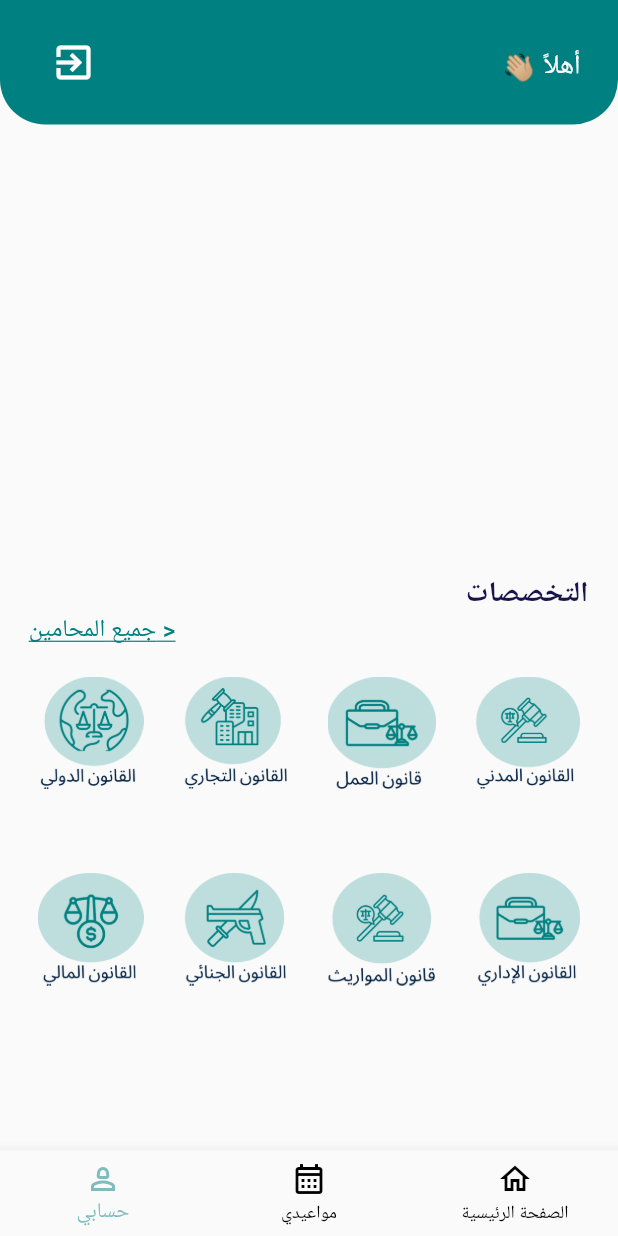
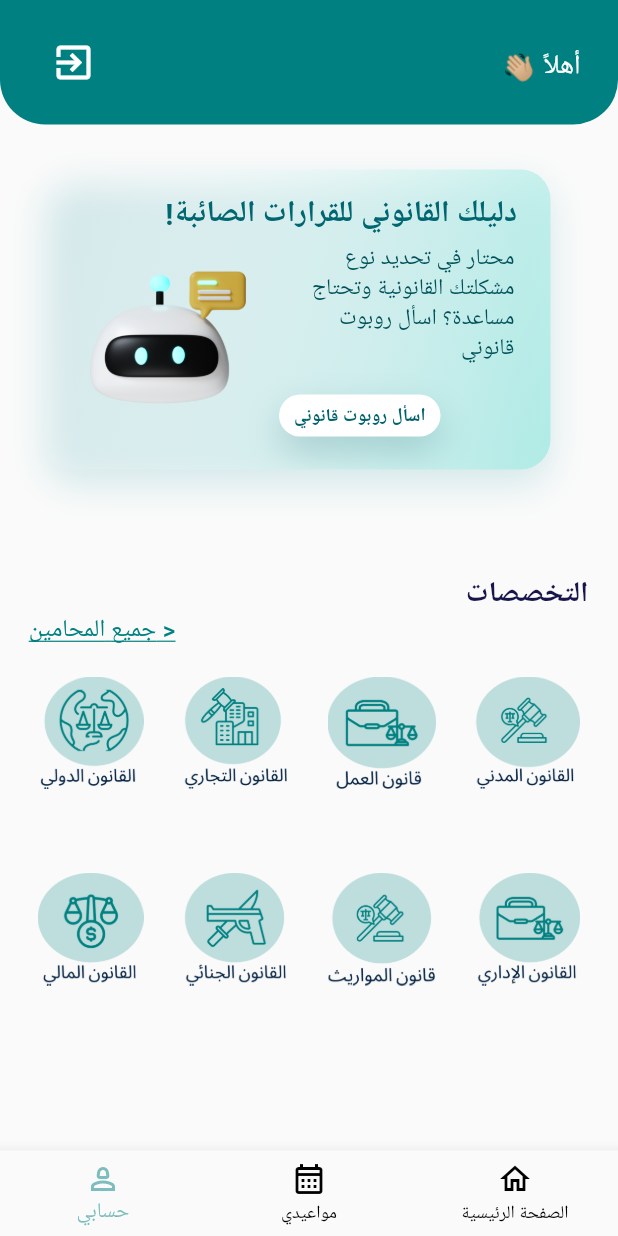
Before and after one commit to lamaali22/Qanuni2, a Flutter app: the screen it shows once a user with an empty profile is signed in, on a phone screen of 412 x 824 dp. Run offline on Flutter 3.47's test engine with Material 2 defaults, Android fonts, the light colour scheme and no system bars; drawn by our look-alikes of oktoast; our stand-ins replace awesome_dialog, bloc, cloud_firestore, email_validator, firebase_auth, firebase_core and 11 more; missing offline and left inert: chat_gpt_sdk, flutter_stripe, rating_summary, zego_uikit_prebuilt_call; accounts and stored records are empty; Roboto replaces fonts that are missing (Cairo).

Commit message:
added chatbot

```diff
--- a/lib/homePage.dart
+++ b/lib/homePage.dart
@@ -4,6 +4,7 @@ import 'package:firebase_auth/firebase_auth.dart';
 import 'package:flutter/material.dart';
 import 'package:qanuni/Notifications.dart';
 import 'package:qanuni/consultationFromClient.dart';
+import 'package:qanuni/lib/chatbot/chatbotMain.dart';
 import 'package:qanuni/presentation/screens/boarding_screen/view.dart';
 import 'package:qanuni/presentation/screens/client_signup_screen/view.dart';
 import 'package:qanuni/presentation/screens/home_screen/view.dart';
@@ -166,6 +167,144 @@ class _LogoutPageState extends State<LogoutPage> {
         ],
       ),
       body: Stack(children: [
+                //
+        Align(
+           alignment: Alignment.topCenter,
+          child: Row(
+            children: [
+              Padding(
+                padding: const EdgeInsets.only(top: 30,left: 30),
+                child: Container(
+                width: 337,
+                height: 200,
+                clipBehavior: Clip.antiAlias,
+                decoration: ShapeDecoration(
+                  gradient: LinearGradient(
+                    begin: Alignment(4, 1,),
+                    end: Alignment(-0.85, -1),
+                    colors: [Color(0xFF33CCBE), Color(0xFF93E6DE), Colors.white.withOpacity(0)],
+                  ),
+                  shape: RoundedRectangleBorder(
+                    borderRadius: BorderRadius.circular(20),
+                  ),
+                  shadows: [
+                    BoxShadow(
+                color: Color(0x26008592),
+                blurRadius: 20,
+                offset: Offset(0, 10),
+                spreadRadius: 0,
+                    )
+                  ],
+                ),
+                child: Stack(
+                  children: [
+                    Positioned(
+                left: 80,
+                top: 16,
+                child: Text(
+                  '!دليلك القانوني للقرارات الصائبة',
+                  style: TextStyle(
+                    color: Color(0xFF006771),
+                    fontSize: 20,
+                    fontFamily: 'Cairo',
+                    fontWeight: FontWeight.w700,
+                    height: 0,
+                  ),
+                ),
+                    ),
+                    Positioned(
+                left: 165,
+                top: 49,
+                child: SizedBox(
+                  width: 148,
+                  child: Text(
+                    'محتار في تحديد نوع مشكلتك القانونية وتحتاج مساعدة؟ اسأل روبوت قانوني ',
+                    textAlign: TextAlign.right,
+                    style: TextStyle(
+                      color: Color(0xFF005159),
+                      fontSize: 15,
+                      fontFamily: 'Cairo',
+                      fontWeight: FontWeight.w500,
+                      height: 0,
+                    ),
+                  ),
+                ),
+                    ),
+                    Positioned(
+                left: 156,
+                top: 150,
+                child: Container(
+                  padding: const EdgeInsets.symmetric(horizontal: 10, vertical: 6),
+                  clipBehavior: Clip.antiAlias,
+                  decoration: ShapeDecoration(
+                    color: Colors.white,
+                    shape: RoundedRectangleBorder(
+                      borderRadius: BorderRadius.circular(15),
+                    ),
+                    shadows: [
+                      BoxShadow(
+                        color: Color(0x33005159),
+                        blurRadius: 20,
+                        offset: Offset(0, 10),
+                        spreadRadius: 0,
+                      )
+                    ],
+                  ),
+                  child: GestureDetector(
+   onTap: () {
+                  Navigator.push(
+                    context,
+                    MaterialPageRoute(
+                      builder: (context) => chatbotMain(),
+                    ),
+                  );
+  },
+  child: Container(
+    child: Row(
+      mainAxisSize: MainAxisSize.min,
+      mainAxisAlignment: MainAxisAlignment.center,
+      crossAxisAlignment: CrossAxisAlignment.center,
+      children: [
+        Text(
+          'اسأل روبوت قانوني',
+          textAlign: TextAlign.center,
+          style: TextStyle(
+            color: Color(0xFF00616B),
+            fontSize: 12,
+            fontFamily: 'Cairo',
+            fontWeight: FontWeight.w800,
+            height: 0,
+          ),
+        ),
+      ],
+    ),
+  ),
+)
+
+                ),
+                    ),
+                    Positioned(
+                left: 17,
+                top: 49,
+                child: Container(
+                  width: 130,
+                  height: 127,
+                  decoration: BoxDecoration(
+                    image: DecorationImage(
+                       image: AssetImage('assets/images/robot.png'),
+                      fit: BoxFit.fill,
+                    ),
+                  ),
+                ),
+                    ),
+                  ],
+                ),
+              ),
+              ),
+            ],
+          ),
+        ),
+        //
         Column(
           children: [
             SizedBox(
--- /dev/null
+++ b/lib/lib/chatbot/constants/themes.dart
@@ -0,0 +1,19 @@
+import 'package:flutter/material.dart';
+
+final lightTheme = ThemeData(
+  colorScheme: ThemeData.light().colorScheme.copyWith(
+        primary: Colors.white,
+        onPrimary: Colors.black,
+        secondary: Colors.teal,
+        onSecondary: Colors.white,
+      ),
+);
+
+final darkTheme = ThemeData.dark().copyWith(
+  colorScheme: ThemeData.dark().colorScheme.copyWith(
+        primary: Colors.white,
+        onPrimary: Colors.black,
+        secondary: Colors.teal,
+        onSecondary: Colors.white,
+      ),
+);
--- /dev/null
+++ b/lib/lib/chatbot/providers/active_theme_provider.dart
@@ -0,0 +1,10 @@
+import 'package:flutter_riverpod/flutter_riverpod.dart';
+
+final activeThemeProvider = StateProvider<Themes>(
+  (ref) => Themes.dark,
+);
+
+enum Themes {
+  dark,
+  light,
+}
--- a/lib/main.dart
+++ b/lib/main.dart
@@ -13,15 +13,18 @@ import 'package:qanuni/presentation/screens/login_screen/view.dart';
 import 'package:qanuni/providers/boarding/cubit/boarding_cubit.dart';
 import 'package:qanuni/providers/client_review/cubit/client_review_cubit.dart';
 import 'package:qanuni/providers/payment/cubit/payment_cubit.dart';
-import 'package:qanuni/utils/constants.dart';
-import 'providers/auth/login/cubit/login_cubit.dart';
+import 'package:qanuni/providers/auth/login/cubit/login_cubit.dart';
+import 'package:flutter_riverpod/flutter_riverpod.dart';
+import 'package:qanuni/utils/constants.dart';  // Import Riverpod
 
 late final FirebaseApp app;
 late final FirebaseAuth auth;
+
 void main() async {
   WidgetsFlutterBinding.ensureInitialized();
   app = await Firebase.initializeApp(
-      options: DefaultFirebaseOptions.currentPlatform);
+    options: DefaultFirebaseOptions.currentPlatform,
+  );
   auth = FirebaseAuth.instanceFor(app: app);
   Stripe.publishableKey = AppConstants.stripKey;
 
@@ -38,46 +41,38 @@ Future<void> _firebaseMessagingBackgroundHandler(RemoteMessage message) async {
 class MyApp extends StatelessWidget {
   const MyApp({super.key});
 
-  // This widget is the root of your application.
   @override
   Widget build(BuildContext context) {
-    return MultiBlocProvider(
-      providers: [
-        BlocProvider(
-          create: (_) => BoardingCubit(),
-        ),
-        BlocProvider(
-          create: (_) => LoginCubit(),
-        ),
-        BlocProvider(
-          create: (_) => PaymentCubit(),
-        ), BlocProvider(
-          create: (_) => ClientReviewCubit(),
-        ),
-      ],
-      child: OKToast(
+    return OKToast(
       child: ScreenUtilInit(
         designSize: const Size(360, 690),
         minTextAdapt: true,
         splitScreenMode: true,
-          // Use builder only if you need to use library outside ScreenUtilInit context
         builder: (_, child) {
-            return MaterialApp(
+          return ProviderScope(  // Wrap the entire widget tree with ProviderScope
+            child: MultiBlocProvider(
+              providers: [
+                BlocProvider(create: (_) => BoardingCubit()),
+                BlocProvider(create: (_) => LoginCubit()),
+                BlocProvider(create: (_) => PaymentCubit()),
+                BlocProvider(create: (_) => ClientReviewCubit()),
+              ],
+              child: MaterialApp(
                 debugShowCheckedModeBanner: false,
                 title: 'Qanuni',
-              // You can use the library anywhere in the app even in theme
                 theme: ThemeData(
                   primarySwatch: Colors.blue,
                   textTheme: Typography.englishLike2018.apply(
                     fontSizeFactor: 1.sp,
                   ),
                 ),
-              home: child,
+                home: const LandingScreen(),
+              ),
+            ),
           );
         },
         child: const LandingScreen(),
       ),
-      ),
     );
   }
 }
--- a/pubspec.yaml
+++ b/pubspec.yaml
@@ -60,6 +60,9 @@ dependencies:
   rating_summary: ^1.0.2+1
   flutter_rating_bar: ^4.0.1
   zego_uikit_prebuilt_call: ^3.17.9
+  chat_gpt_sdk: ^2.2.5
+  speech_to_text: ^6.1.1
+  flutter_riverpod: ^2.4.7
 
 dev_dependencies:
   flutter_test:
```
Also changed, not shown: lib/lib/chatbot/chatbotMain.dart (added, +26 -0 lines), lib/lib/chatbot/models/chat_model.dart (added, +14 -0 lines), lib/lib/chatbot/providers/chats_provider.dart (added, +17 -0 lines), lib/lib/chatbot/screens/chat_screen.dart (added, +41 -0 lines), lib/lib/chatbot/services/ai_handler.dart (added, +37 -0 lines), lib/lib/chatbot/services/voice_handler.dart (added, +31 -0 lines), lib/lib/chatbot/widgets/chat_item.dart (added, +88 -0 lines), lib/lib/chatbot/widgets/my_app_bar.dart (added, +43 -0 lines), lib/lib/chatbot/widgets/text_and_voice_field.dart (added, +148 -0 lines), lib/lib/chatbot/widgets/theme_switch.dart (added, +26 -0 lines), lib/lib/chatbot/widgets/toggle_button.dart (added, +51 -0 lines), assets/images/robot.png (added), pubspec.lock, 2 other files. Lines whose indentation alone changed are shown as unchanged.
